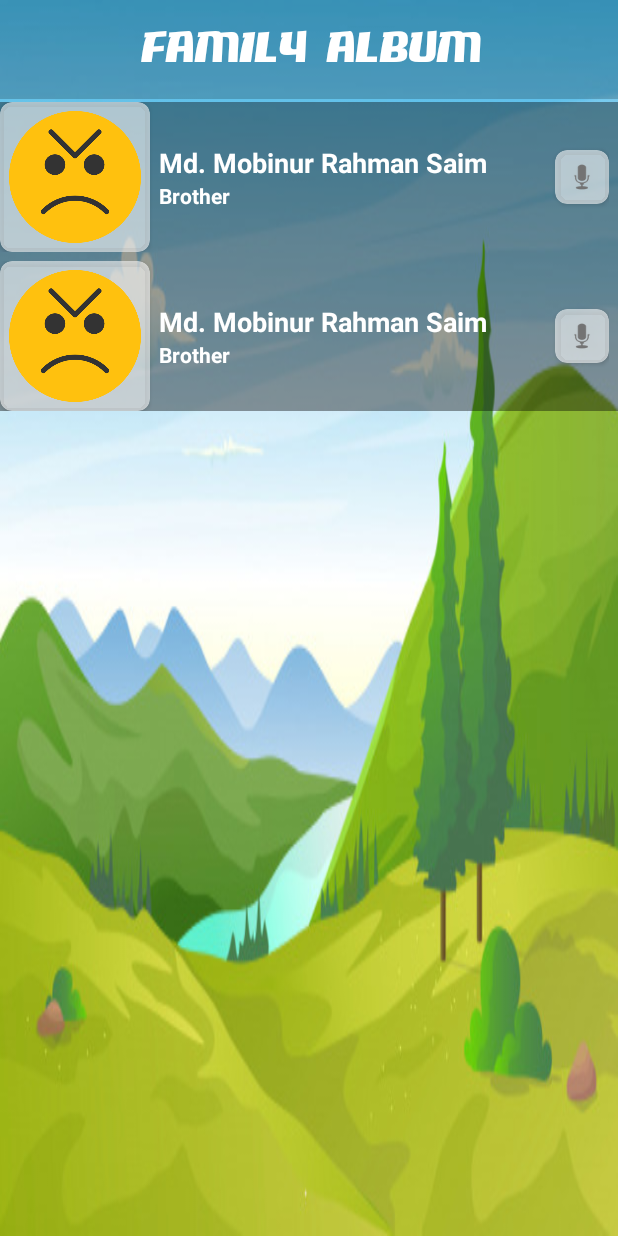
After one commit to rahman9909/AutisticApp, an Android app: the ActivityParentsAlbum screen opened directly, with no data from a screen before it, on a phone screen of 412 x 824 dp. The commit adds this screen. Run offline under Robolectric (Android 15) with nearby library versions, the phone set to English and light mode, and no system bars.

Commit message:
2019-08-17 06:00:00 PM

```diff
--- a/app/build.gradle
+++ b/app/build.gradle
@@ -30,4 +30,7 @@ dependencies {
     implementation 'com.android.support:design:28.0.0'
     implementation 'com.android.support:support-v4:28.0.0'
     implementation 'com.android.support:gridlayout-v7:28.0.0'
+
+    /*External Library*/
+    implementation 'com.theartofdev.edmodo:android-image-cropper:2.8.+'
 }
--- /dev/null
+++ b/app/src/main/java/saim/com/autisticapp/ActivityParentsAlbum.java
@@ -0,0 +1,15 @@
+package saim.com.autisticapp;
+
+import androidx.appcompat.app.AppCompatActivity;
+
+import android.os.Bundle;
+
+public class ActivityParentsAlbum extends AppCompatActivity {
+
+    @Override
+    protected void onCreate(Bundle savedInstanceState) {
+        super.onCreate(savedInstanceState);
+        setTheme(R.style.AppThemeFull);
+        setContentView(R.layout.activity_parents_album);
+    }
+}
--- /dev/null
+++ b/app/src/main/res/layout/activity_parents_album.xml
@@ -0,0 +1,182 @@
+<?xml version="1.0" encoding="utf-8"?>
+
+<ScrollView
+    xmlns:android="http://schemas.android.com/apk/res/android"
+    xmlns:app="http://schemas.android.com/apk/res-auto"
+    xmlns:tools="http://schemas.android.com/tools"
+    android:layout_width="match_parent"
+    android:layout_height="match_parent"
+    android:background="@drawable/game_back"
+    tools:context=".ActivityParentsAlbum">
+
+    <LinearLayout
+        android:layout_width="match_parent"
+        android:layout_height="match_parent"
+        android:orientation="vertical">
+
+        <LinearLayout
+            android:layout_width="match_parent"
+            android:layout_height="66dp"
+            android:layout_alignParentTop="true"
+            android:layout_marginBottom="2dp"
+            android:background="#34000000"
+            android:gravity="center_vertical"
+            android:orientation="horizontal">
+
+            <TextView
+                android:layout_width="wrap_content"
+                android:layout_height="wrap_content"
+                android:layout_weight="1"
+                android:fontFamily="@font/app_font"
+                android:text="Family  Album"
+                android:textAlignment="center"
+                android:textColor="#FFF"
+                android:textSize="26sp" />
+        </LinearLayout>
+
+        <LinearLayout
+            android:layout_width="match_parent"
+            android:layout_height="match_parent"
+            android:orientation="vertical"
+            android:gravity="center_horizontal"
+            android:background="#65000000">
+
+
+
+            <!--Father-->
+            <LinearLayout
+                android:layout_width="match_parent"
+                android:layout_height="wrap_content"
+                android:orientation="horizontal"
+                android:gravity="center_vertical"
+                android:paddingRight="6dp"
+                android:layout_marginBottom="6dp">
+
+                <androidx.cardview.widget.CardView
+                    android:layout_width="wrap_content"
+                    android:layout_height="wrap_content"
+                    app:cardBackgroundColor="#95FFFFFF"
+                    app:cardCornerRadius="8dp">
+
+                    <ImageView
+                        android:layout_width="100dp"
+                        android:layout_height="100dp"
+                        android:padding="6dp"
+                        android:src="@drawable/ic_angry"/>
+
+                </androidx.cardview.widget.CardView>
+
+
+                <LinearLayout
+                    android:layout_weight="1"
+                    android:layout_width="match_parent"
+                    android:layout_height="match_parent"
+                    android:orientation="vertical"
+                    android:paddingLeft="6dp"
+                    android:gravity="center_vertical">
+
+                    <TextView
+                        android:layout_width="match_parent"
+                        android:layout_height="wrap_content"
+                        android:textSize="18sp"
+                        android:textStyle="bold"
+                        android:textColor="#FFF"
+                        android:text="Md. Mobinur Rahman Saim"/>
+
+                    <TextView
+                        android:layout_width="match_parent"
+                        android:layout_height="wrap_content"
+                        android:textSize="14sp"
+                        android:textStyle="bold"
+                        android:textColor="#FFF"
+                        android:text="Brother"/>
+
+                </LinearLayout>
+
+                <androidx.cardview.widget.CardView
+                    android:layout_width="wrap_content"
+                    android:layout_height="wrap_content"
+                    app:cardBackgroundColor="#95FFFFFF"
+                    app:cardCornerRadius="8dp">
+
+                    <ImageView
+                        android:layout_width="36dp"
+                        android:layout_height="36dp"
+                        android:padding="6dp"
+                        android:src="@android:drawable/ic_btn_speak_now"/>
+
+                </androidx.cardview.widget.CardView>
+            </LinearLayout>
+
+            <!--Mother-->
+            <LinearLayout
+                android:layout_width="match_parent"
+                android:layout_height="wrap_content"
+                android:orientation="horizontal"
+                android:gravity="center_vertical"
+                android:paddingRight="6dp">
+
+                <androidx.cardview.widget.CardView
+                    android:layout_width="wrap_content"
+                    android:layout_height="wrap_content"
+                    app:cardBackgroundColor="#95FFFFFF"
+                    app:cardCornerRadius="8dp">
+
+                    <ImageView
+                        android:id="@+id/imgCaptureMain"
+                        android:layout_width="100dp"
+                        android:layout_height="100dp"
+                        android:padding="6dp"
+                        android:src="@drawable/ic_angry"/>
+
+                </androidx.cardview.widget.CardView>
+
+
+                <LinearLayout
+                    android:layout_weight="1"
+                    android:layout_width="match_parent"
+                    android:layout_height="match_parent"
+                    android:orientation="vertical"
+                    android:paddingLeft="6dp"
+                    android:gravity="center_vertical">
+
+                    <TextView
+                        android:layout_width="match_parent"
+                        android:layout_height="wrap_content"
+                        android:textSize="18sp"
+                        android:textStyle="bold"
+                        android:textColor="#FFF"
+                        android:text="Md. Mobinur Rahman Saim"/>
+
+                    <TextView
+                        android:layout_width="match_parent"
+                        android:layout_height="wrap_content"
+                        android:textSize="14sp"
+                        android:textStyle="bold"
+                        android:textColor="#FFF"
+                        android:text="Brother"/>
+
+                </LinearLayout>
+
+                <androidx.cardview.widget.CardView
+                    android:layout_width="wrap_content"
+                    android:layout_height="wrap_content"
+                    app:cardBackgroundColor="#95FFFFFF"
+                    app:cardCornerRadius="8dp">
+
+                    <ImageView
+                        android:layout_width="36dp"
+                        android:layout_height="36dp"
+                        android:padding="6dp"
+                        android:src="@android:drawable/ic_btn_speak_now"/>
+
+                </androidx.cardview.widget.CardView>
+            </LinearLayout>
+
+
+
+        </LinearLayout>
+
+    </LinearLayout>
+
+</ScrollView>
```
Also changed, not shown: app/src/main/AndroidManifest.xml (+11 -1 lines), app/src/main/java/saim/com/autisticapp/ActivityParents.java (+33 -0 lines), app/src/main/java/saim/com/autisticapp/ActivityParentsCapture.java (added, +214 -0 lines), app/src/main/java/saim/com/autisticapp/MainActivity.java (+10 -0 lines), app/src/main/java/saim/com/autisticapp/Util/SharedPrefDatabase.java (added, +150 -0 lines), app/src/main/res/drawable/ic_edit_text.xml (added, +13 -0 lines), app/src/main/res/layout/activity_parents_capture.xml (added, +101 -0 lines), app/src/main/res/values/strings.xml (+17 -0 lines).
